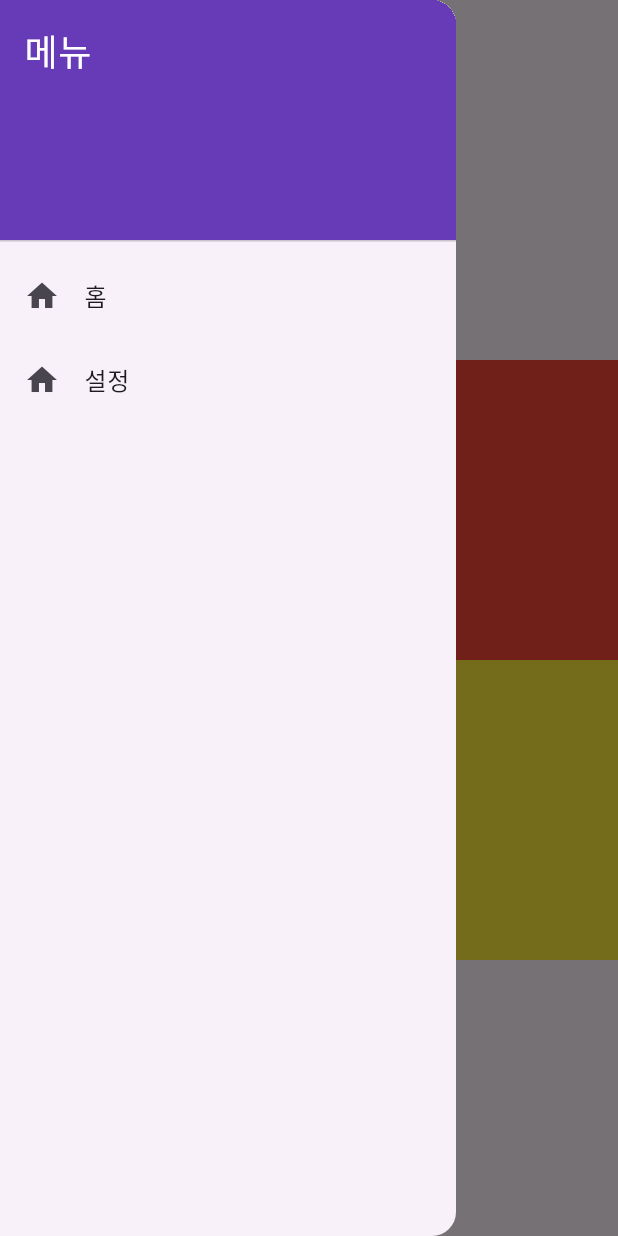
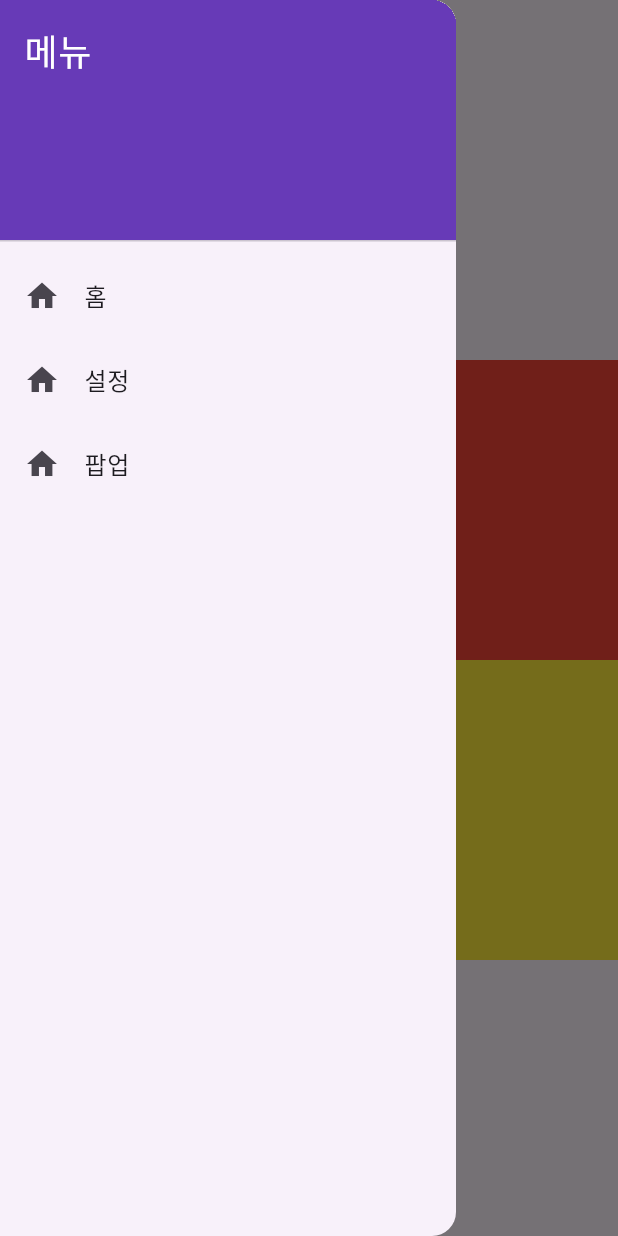
Before and after one commit to gimujeongsig/flutter, a Flutter app: the screen it shows after launch, with the side drawer open, on a phone screen of 412 x 824 dp. Run offline on Flutter 3.47's test engine with Material 3 defaults, Android fonts, the phone set to English and light mode, and no system bars.

Commit message:
팝업페이지 추가

```diff
--- a/lib/drawer.dart
+++ b/lib/drawer.dart
@@ -39,7 +39,16 @@ class MyDrawer extends StatelessWidget {
                     context, "/setting"
                 );
               },
-           )
+           ),
+          ListTile(
+            leading: const Icon(Icons.home),
+            title: const Text("팝업"),
+            onTap: () {
+              Navigator.pushNamed(
+                  context, "/popup"
+              );
+            },
+          )
         ],
       ),
     );
--- a/lib/main.dart
+++ b/lib/main.dart
@@ -1,4 +1,5 @@
 import 'package:flutter/material.dart';
+import 'package:untitled2/popup_page.dart';
 import 'setting_page.dart';
 import 'drawer.dart';
 
@@ -20,7 +21,8 @@ class MyApp extends StatelessWidget {
       initialRoute: "/",
       routes: {
         '/': (context) => const MyHomePage(),
-        '/setting': (context) => const SettingPage()
+        '/setting': (context) => const SettingPage(),
+        '/popup': (context) => const PopupPage()
       },
     );
   }
```
Also changed, not shown: lib/popup_page.dart (added, +41 -0 lines).
